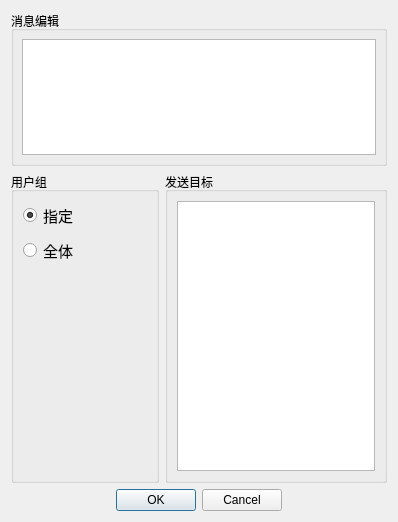
Qt form Console/UI/SendMessageGroupUI.ui (yang-zhongtian/PYCM) before a commit.
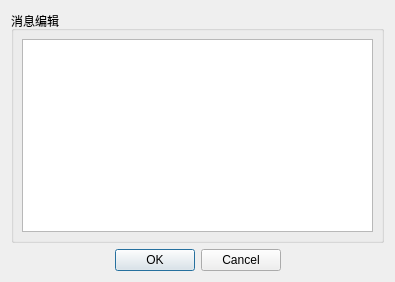
The same form after that commit.

```diff
--- a/Console/UI/SendMessageGroupUI.ui
+++ b/Console/UI/SendMessageGroupUI.ui
@@ -6,8 +6,8 @@
    <rect>
     <x>0</x>
     <y>0</y>
-    <width>398</width>
-    <height>522</height>
+    <width>395</width>
+    <height>282</height>
    </rect>
   </property>
   <property name="sizePolicy">
@@ -25,7 +25,7 @@
   <property name="windowTitle">
    <string>消息发送</string>
   </property>
-  <layout class="QVBoxLayout" name="verticalLayout_3" stretch="3,6,0">
+  <layout class="QVBoxLayout" name="verticalLayout_3" stretch="3,0">
    <item>
     <widget class="QGroupBox" name="send_message_group">
      <property name="title">
@@ -50,77 +50,6 @@
      </layout>
     </widget>
    </item>
-   <item>
-    <layout class="QHBoxLayout" name="horizontalLayout" stretch="4,6">
-     <item>
-      <widget class="QGroupBox" name="user_group">
-       <property name="title">
-        <string>用户组</string>
-       </property>
-       <layout class="QVBoxLayout" name="verticalLayout">
-        <item>
-         <widget class="QRadioButton" name="send_to_selected">
-          <property name="font">
-           <font>
-            <family>黑体</family>
-            <pointsize>11</pointsize>
-           </font>
-          </property>
-          <property name="text">
-           <string>指定</string>
-          </property>
-          <property name="checked">
-           <bool>true</bool>
-          </property>
-         </widget>
-        </item>
-        <item>
-         <widget class="QRadioButton" name="send_to_all">
-          <property name="font">
-           <font>
-            <family>黑体</family>
-            <pointsize>11</pointsize>
-           </font>
-          </property>
-          <property name="text">
-           <string>全体</string>
-          </property>
-         </widget>
-        </item>
-        <item>
-         <spacer name="verticalSpacer">
-          <property name="orientation">
-           <enum>Qt::Vertical</enum>
-          </property>
-          <property name="sizeHint" stdset="0">
-           <size>
-            <width>20</width>
-            <height>40</height>
-           </size>
-          </property>
-         </spacer>
-        </item>
-       </layout>
-      </widget>
-     </item>
-     <item>
-      <widget class="QGroupBox" name="target_select">
-       <property name="title">
-        <string>发送目标</string>
-       </property>
-       <layout class="QVBoxLayout" name="verticalLayout_2">
-        <item>
-         <widget class="QListWidget" name="target_list">
-          <property name="selectionMode">
-           <enum>QAbstractItemView::MultiSelection</enum>
-          </property>
-         </widget>
-        </item>
-       </layout>
-      </widget>
-     </item>
-    </layout>
-   </item>
    <item>
     <widget class="QDialogButtonBox" name="buttonBox">
      <property name="orientation">
```
Left out of the diff: 32 changed lines with no effect on the pictures.
